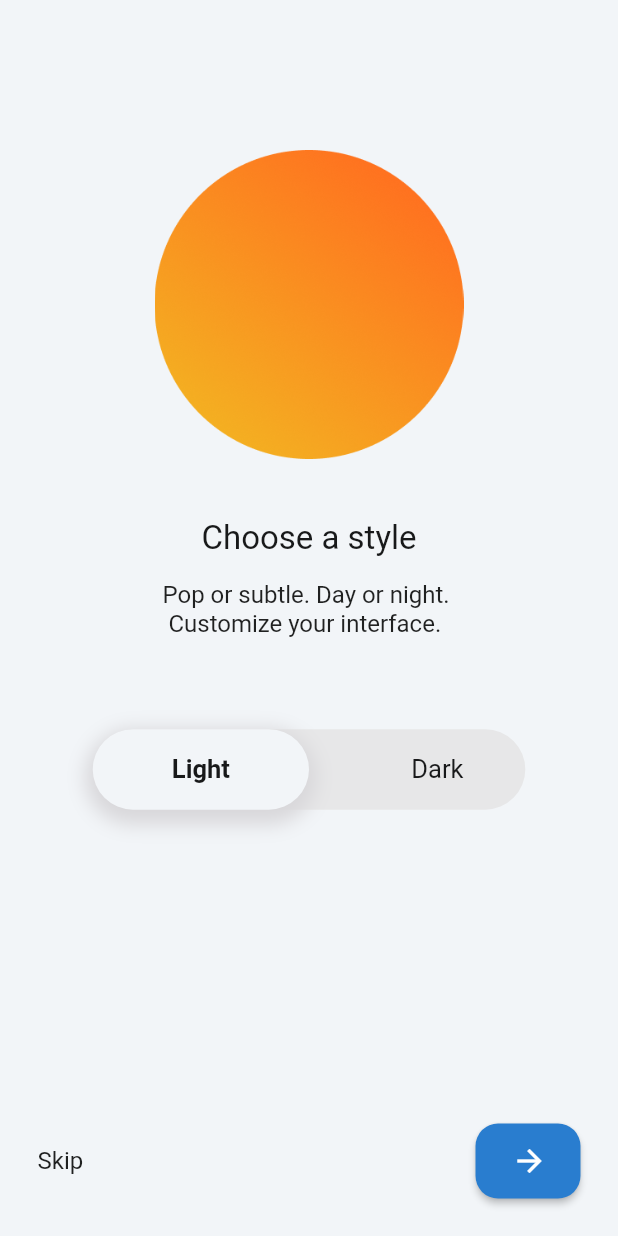
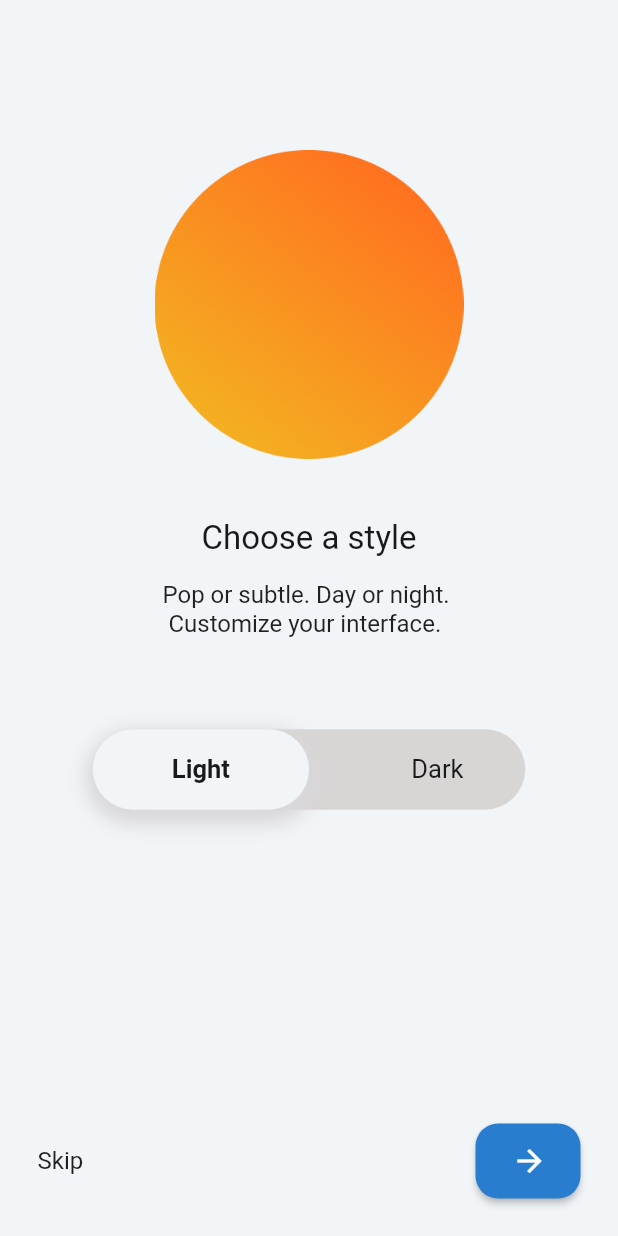
Before and after one commit to TSEC-MAD-Club/Mobile-App, a Flutter app: the screen it shows after launch, on a phone screen of 412 x 824 dp. Run offline on Flutter 3.47's test engine with Material 2 defaults, Android fonts, the phone set to English and light mode, and no system bars; our stand-ins replace cached_network_image; Roboto replaces fonts that are missing (SF Pro Text).

Commit message:
fix: use theme responsive colors

```diff
--- a/lib/screens/theme_screen/widgets/custom_toggle_button.dart
+++ b/lib/screens/theme_screen/widgets/custom_toggle_button.dart
@@ -54,7 +54,7 @@ class _CustomToggleButtonState extends State<CustomToggleButton> {
               width: width * 0.7,
               height: width * 0.13,
               decoration: ShapeDecoration(
-                color: widget.backgroundColor,
+                color: Theme.of(context).primaryColorDark,
                 shape: RoundedRectangleBorder(
                   borderRadius: BorderRadius.circular(width * 0.1),
                 ),
--- a/lib/utils/themes.dart
+++ b/lib/utils/themes.dart
@@ -21,6 +21,7 @@ late final theme = ThemeData(
     lightColor: kLightModeLightBlue,
   ),
   primaryColor: const Color(0xFFF2F5F8),
+  primaryColorDark: const Color(0xFFD8D5D5),
   textTheme: _textTheme.apply(
     bodyColor: kBlack,
     displayColor: kBlack,
@@ -32,6 +33,7 @@ late final theme = ThemeData(
 late final darkTheme = ThemeData(
   scaffoldBackgroundColor: const Color(0xFF18191A),
   primaryColor: const Color(0xFF242526),
+  primaryColorDark: const Color(0xFFE6E6E6),
   textButtonTheme: _getTextButtonTheme(
     darkColor: kDarkModeDarkBlue,
     lightColor: kDarkModeLightBlue,
```
